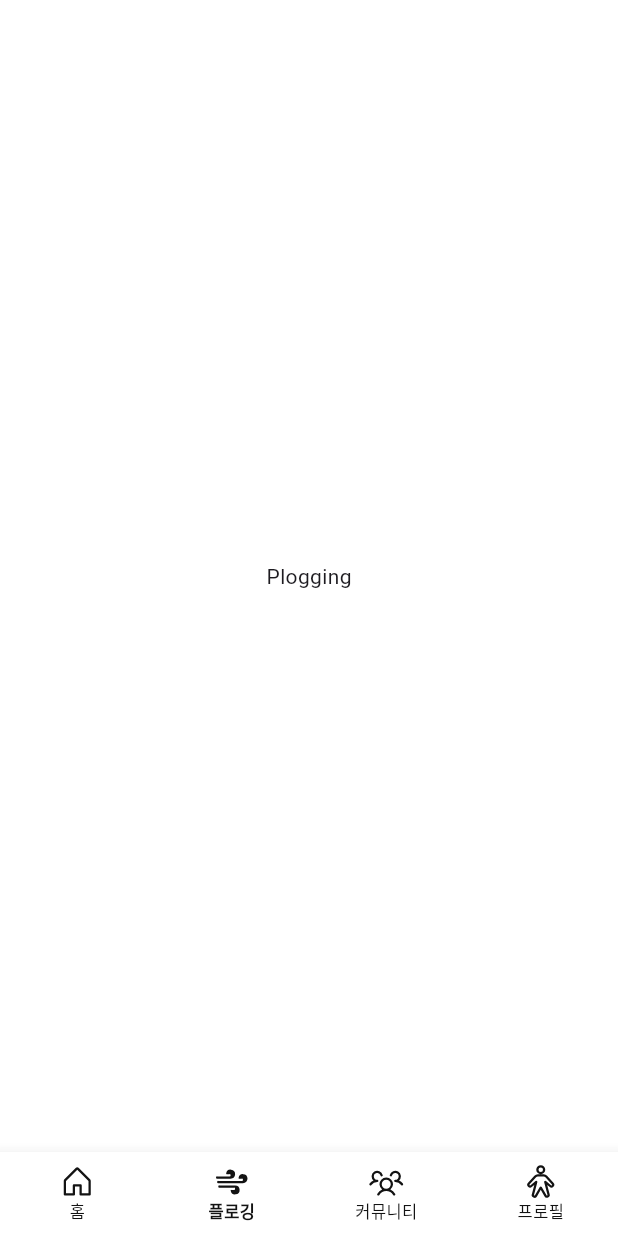
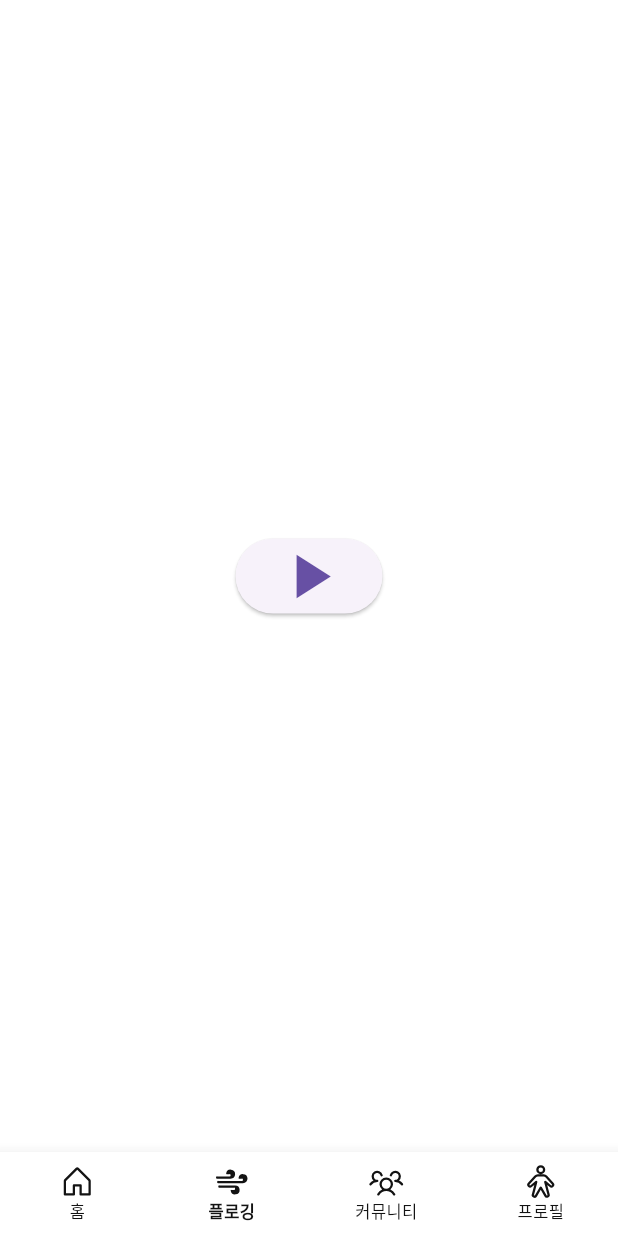
Before and after one commit to pdh0927/pwith, a Flutter app: the screen it shows after launch, item 2 of the bottom bar chosen, on a phone screen of 412 x 824 dp. Run offline on Flutter 3.47's test engine with Material 3 defaults, Android fonts, the phone set to English and light mode, and no system bars; our stand-ins replace flutter_riverpod, phosphor_flutter, sizer.

Commit message:
feat: create plogging play screen

```diff
--- a/lib/common/view/root_tab.dart
+++ b/lib/common/view/root_tab.dart
@@ -5,6 +5,7 @@ import 'package:pwith/common/const/colors.dart';
 import 'package:pwith/common/layout/default_layout.dart';
 import 'package:pwith/common/provider/root_tab_index_provider.dart';
 import 'package:pwith/common/view/home_screen.dart';
+import 'package:pwith/plogging/view/plogging_play_screen.dart';
 
 class RootTab extends ConsumerStatefulWidget {
   const RootTab({super.key});
@@ -94,7 +95,7 @@ class _RootTabState extends ConsumerState<RootTab>
           controller: controller,
           children: const [
             HomeScreen(),
-            Center(child: Text('Plogging')),
+            PloggingPlayScreen(),
             Center(child: Text('Commmunity')),
             Center(child: Text('Profile')),
           ]),
--- /dev/null
+++ b/lib/plogging/view/plogging_play_screen.dart
@@ -0,0 +1,96 @@
+import 'package:flutter/material.dart';
+
+class PloggingPlayScreen extends StatefulWidget {
+  const PloggingPlayScreen({super.key});
+
+  @override
+  State<PloggingPlayScreen> createState() => _PloggingPlayScreenState();
+}
+
+class _PloggingPlayScreenState extends State<PloggingPlayScreen> {
+  bool isPlaying = false;
+
+  @override
+  Widget build(BuildContext context) {
+    if (!isPlaying) {
+      return Center(
+        child: ElevatedButton(
+            onPressed: () {
+              setState(() {
+                isPlaying = true;
+              });
+            },
+            child: Icon(
+              Icons.play_arrow,
+              size: 50,
+            )),
+      );
+    } else {
+      return Column(
+          mainAxisAlignment: MainAxisAlignment.spaceEvenly,
+          children: [
+            Container(
+              height: 100,
+              width: double.infinity,
+              decoration: const BoxDecoration(color: Colors.green),
+              child: const Row(
+                mainAxisAlignment: MainAxisAlignment.spaceEvenly,
+                children: [
+                  Text('총 쓰레기수'),
+                  Text('걸음수'),
+                  Text('진행한 시간'),
+                ],
+              ),
+            ),
+            Column(
+              children: [
+                const Text('1.05 킬로미터'),
+                Container(
+                  height: 100,
+                  width: 300,
+                  decoration: BoxDecoration(color: Colors.grey[200]),
+                  child: const Column(
+                    mainAxisAlignment: MainAxisAlignment.spaceEvenly,
+                    children: [
+                      Row(
+                        mainAxisAlignment: MainAxisAlignment.spaceEvenly,
+                        children: [
+                          Text('병 2개'),
+                          Text('플라스틱 42개'),
+                          Text('꽁초 214개'),
+                        ],
+                      ),
+                      Row(
+                        mainAxisAlignment: MainAxisAlignment.spaceEvenly,
+                        children: [
+                          Text('일반쓰레기 4개'),
+                          Text('철 21개'),
+                          Text('비닐 20개'),
+                        ],
+                      ),
+                    ],
+                  ),
+                )
+              ],
+            ),
+            Row(
+              mainAxisAlignment: MainAxisAlignment.spaceEvenly,
+              children: [
+                ElevatedButton(
+                  onPressed: () {},
+                  child: const Icon(Icons.photo),
+                ),
+                ElevatedButton(
+                  onPressed: () {},
+                  child: const Icon(Icons.pause_circle),
+                ),
+                ElevatedButton(
+                  onPressed: () {},
+                  child: const Icon(Icons.camera),
+                )
+              ],
+            )
+          ]);
+    }
+  }
+}
```
